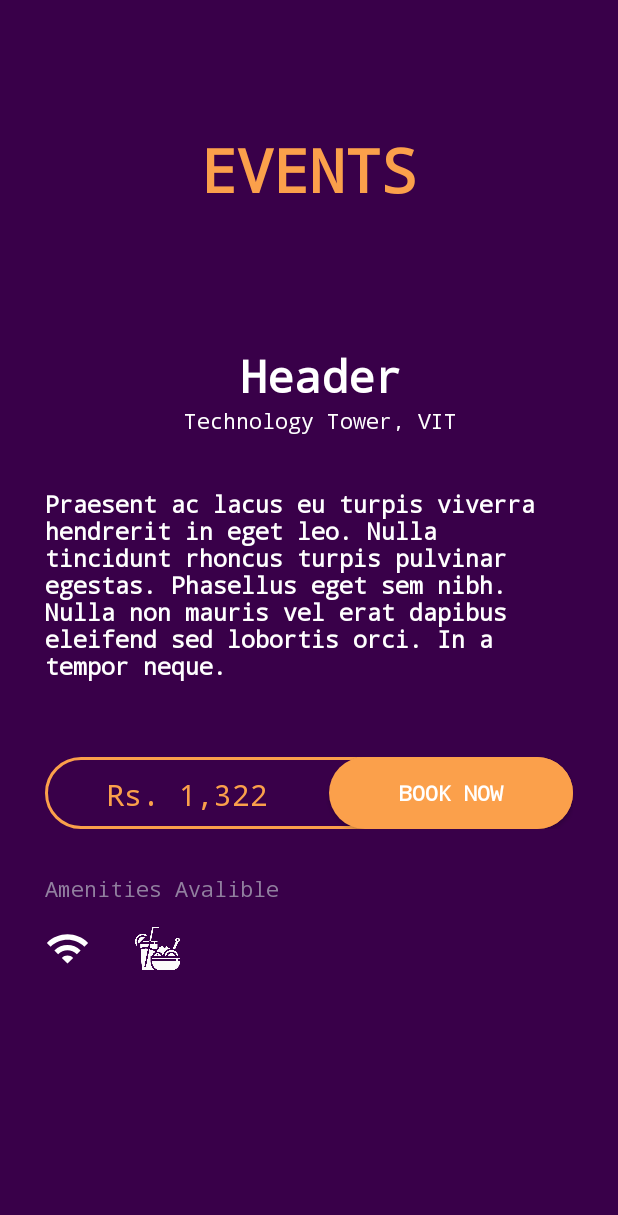
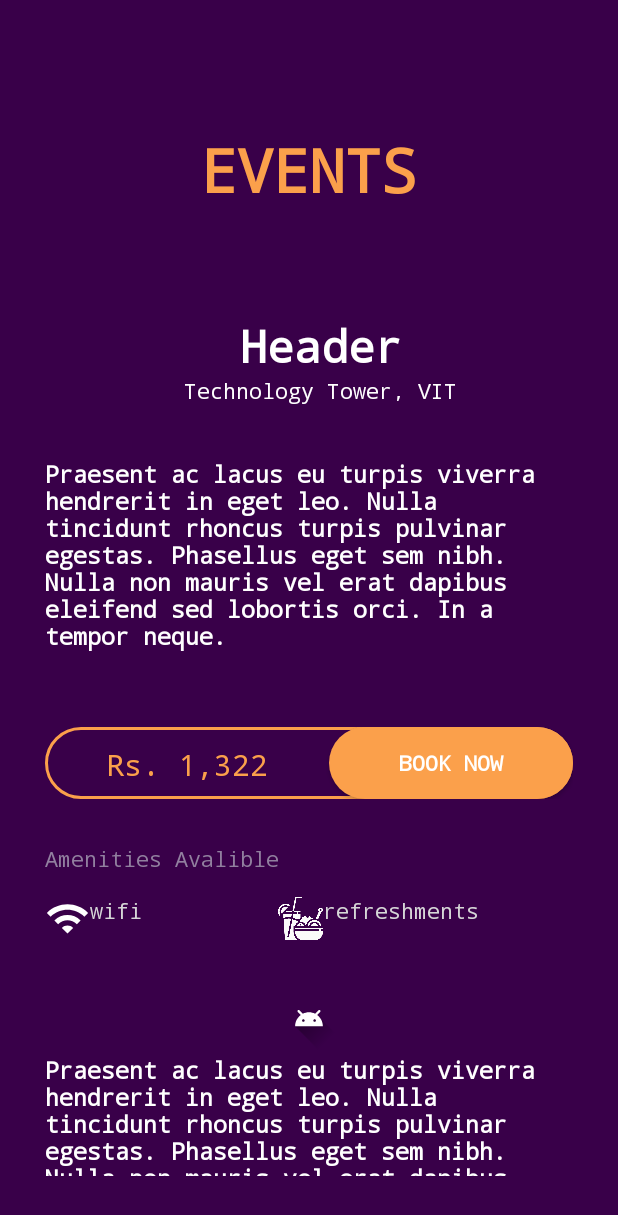
Before and after one commit to allanbastian/ARCS19-android, an Android app: the layout workshop_fragment.xml on its own in the app's theme, with its tools: preview values and no code run, on a phone screen of 412 x 824 dp. Shown: the top 1215 px of the screen. Run offline under Robolectric (Android 15) with nearby library versions, the phone set to English and light mode, and no system bars; plain views replace DiscreteScrollView.

Commit message:
Finished workshops

```diff
--- a/app/src/main/res/layout/workshop_fragment.xml
+++ b/app/src/main/res/layout/workshop_fragment.xml
@@ -48,7 +48,7 @@
                 <com.yarolegovich.discretescrollview.DiscreteScrollView
                     android:id="@+id/discreteScroll"
                     android:layout_width="match_parent"
-                    android:layout_marginTop="20dp"
+
                     android:layout_centerInParent="true"
                     android:layout_height="wrap_content"
                     android:layout_marginBottom="20dp"
@@ -155,26 +155,49 @@
                 android:layout_width="match_parent"
                 android:layout_height="wrap_content"
                 android:layout_marginHorizontal="30dp"
-                android:layout_marginTop="15dp">
+                android:layout_marginTop="15dp"
+                >
 
                 <ImageView
+                    android:id="@+id/amenity1"
                     android:layout_width="30dp"
                     android:layout_height="30dp"
-                    android:id="@+id/amenity1"
-                    android:src="@drawable/ic_wifi_white_24dp"
-                    />
+                    android:src="@drawable/ic_wifi_white_24dp" />
+                <TextView
+                    android:layout_width="45dp"
+                    android:layout_height="45dp"
+                    android:text="wifi"
+                    android:textColor="@color/space_white"/>
 
                 <ImageView
+                    android:id="@+id/amenity2"
                     android:layout_width="30dp"
                     android:layout_height="30dp"
-                    android:id="@+id/amenity2"
-                    android:layout_marginLeft="30dp"
-                    android:src="@drawable/snacks"
-                    />
+                    android:layout_marginLeft="80dp"
+                    android:src="@drawable/snacks" />
 
-
+                <TextView
+                    android:layout_width="160dp"
+                    android:layout_height="60dp"
+                    android:text="refreshments"
+                    android:textColor="@color/space_white"/>
             </LinearLayout>
-
+            <ImageView
+                android:layout_gravity="center"
+                android:layout_width="45dp"
+                android:layout_height="45dp"
+                android:background="@drawable/ic_launcher_foreground"/>
+            <TextView
+                android:layout_width="match_parent"
+                android:layout_height="wrap_content"
+                android:layout_below="@id/discreteScroll"
+                android:id="@+id/auth_description"
+                android:textSize="15sp"
+                android:textStyle="bold"
+                android:layout_marginBottom="20dp"
+                android:textColor="#fff"
+                android:layout_marginHorizontal="30dp"
+                android:text="Praesent ac lacus eu turpis viverra hendrerit in eget leo. Nulla tincidunt rhoncus turpis pulvinar egestas. Phasellus eget sem nibh. Nulla non mauris vel erat dapibus eleifend sed lobortis orci. In a tempor neque."/>
 
         </LinearLayout>
     </android.support.v4.widget.NestedScrollView>
```
Also changed, not shown: app/src/main/res/font/HelveticaNeue.ttf (deleted).
